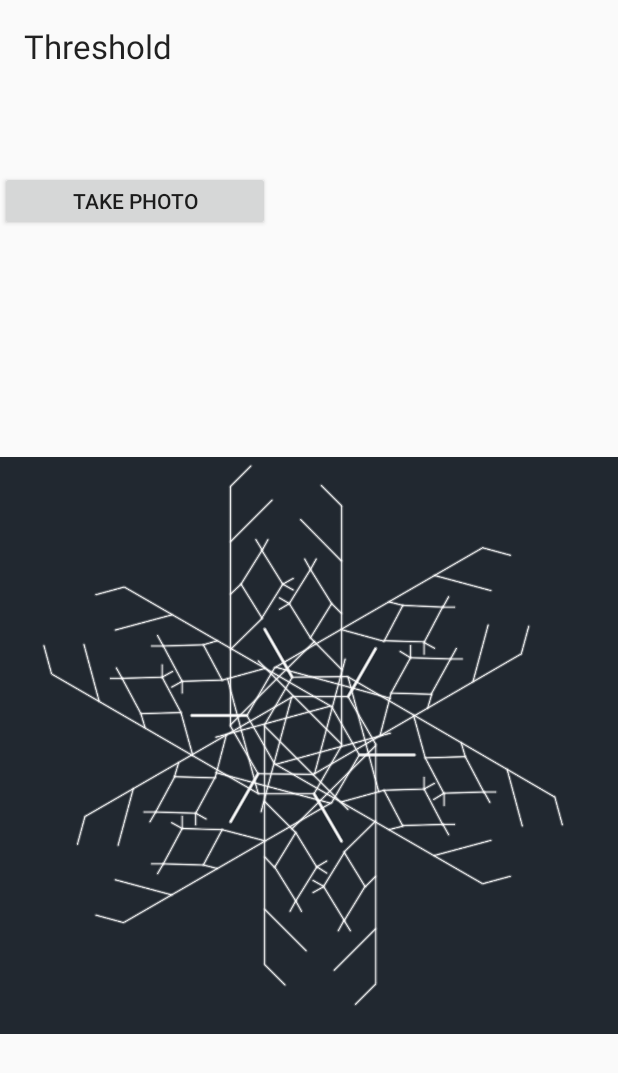
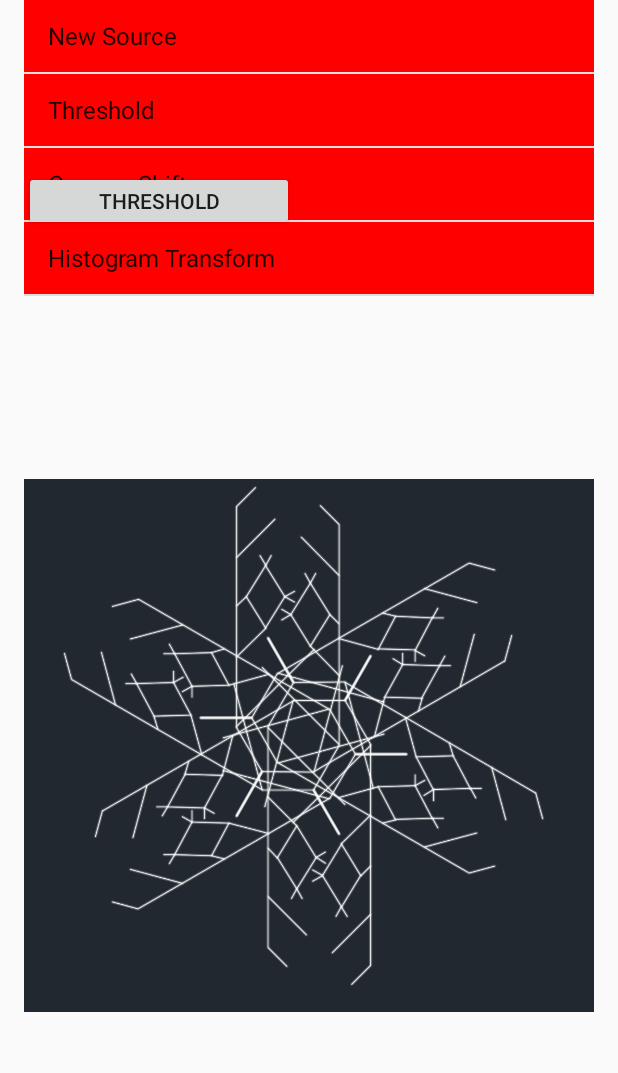
Before and after one commit to alexanderyshi/IVPSuite, an Android app: the fragment ThresholdDetailFragment placed in its activity, after a tap on "Threshold", on a phone screen of 412 x 824 dp. Shown: the top 1073 px of the screen. Run offline under Robolectric (Android 15) with nearby library versions, the phone set to English and light mode, and no system bars; 1 statement that could not run was skipped.

Commit message:
set up work to be able to add new fragments and list items on the fly

```diff
--- a/app/src/main/java/ayshi/ivpsuite/ItemDetailActivity.java
+++ b/app/src/main/java/ayshi/ivpsuite/ItemDetailActivity.java
@@ -3,7 +3,6 @@ package ayshi.ivpsuite;
 import android.app.Activity;
 import android.content.Intent;
 import android.os.Bundle;
-import android.support.v7.app.ActionBarActivity;
 
 import android.view.MenuItem;
 
@@ -25,7 +24,7 @@ public class ItemDetailActivity extends Activity {
         setContentView(R.layout.activity_item_detail);
 
         // Show the Up button in the action bar.
-        getActionBar().setDisplayHomeAsUpEnabled(true);
+//        getActionBar().setDisplayHomeAsUpEnabled(true);
 
         // savedInstanceState is non-null when there is fragment state
         // saved from previous configurations of this activity
--- a/app/src/main/java/ayshi/ivpsuite/ItemListActivity.java
+++ b/app/src/main/java/ayshi/ivpsuite/ItemListActivity.java
@@ -1,7 +1,5 @@
 package ayshi.ivpsuite;
 
-import android.app.Fragment;
-import android.content.Intent;
 import android.os.Bundle;
 import android.support.v4.app.FragmentActivity;
 import android.util.Log;
@@ -31,6 +29,7 @@ public class ItemListActivity extends FragmentActivity
      * device.
      */
     private boolean mTwoPane;
+    private String currentItemDetailFragmentID;
 
     private android.app.Fragment currentItemDetailFragment;
 
@@ -51,6 +50,8 @@ public class ItemListActivity extends FragmentActivity
             ((ItemListFragment) getSupportFragmentManager()
                     .findFragmentById(R.id.item_list))
                     .setActivateOnItemClick(true);
+
+            currentItemDetailFragmentID = R.id.item_list + "";
         }
 
         // If exposing deep links into your app, handle intents here.
@@ -63,6 +64,7 @@ public class ItemListActivity extends FragmentActivity
     @Override
     public void onItemSelected(String id) {
         Log.i("onItemSelected", id);
+        if (currentItemDetailFragmentID != id){
             if (mTwoPane) {
                 // In two-pane mode, show the detail view in this activity by
                 // adding or replacing the detail fragment using a
@@ -77,22 +79,35 @@ public class ItemListActivity extends FragmentActivity
                         currentItemDetailFragment = new ThresholdDetailFragment();
                         arguments.putString(ThresholdDetailFragment.ARG_ITEM_ID, id);
                         break;
-                case "gamma_shift":
-                    break;
-                case "histogram_transform":
+//                    case "gamma_shift":
+//                        break;
+//                    case "histogram_transform":
+//                        break;
+                    default:
+                        id = "INVALID";
                         break;
                 }
+                if (id != "INVALID"){
                     currentItemDetailFragment.setArguments(arguments);
+                    try{
                         getFragmentManager().beginTransaction()
+
                                 .replace(R.id.item_detail_container, currentItemDetailFragment)
                                 .commit();
+                        currentItemDetailFragmentID = id;
+                    }
+                    catch(Exception e){
+                        Log.i("ItemListActivity", e.toString());
+                    }
 
                 } else {
                     // In single-pane mode, simply start the detail activity
                     // for the selected item ID.
-            Intent detailIntent = new Intent(this, ItemDetailActivity.class);
-            detailIntent.putExtra(NewSourceDetailFragment.ARG_ITEM_ID, id);
-            startActivity(detailIntent);
+//                    Intent detailIntent = new Intent(this, ItemDetailActivity.class);
+//                    detailIntent.putExtra(NewSourceDetailFragment.ARG_ITEM_ID, id);
+//                    startActivity(detailIntent);
                 }
             }
         }
+    }
+}
--- a/app/src/main/java/ayshi/ivpsuite/NewSourceDetailFragment.java
+++ b/app/src/main/java/ayshi/ivpsuite/NewSourceDetailFragment.java
@@ -1,17 +1,10 @@
 package ayshi.ivpsuite;
 
-import android.hardware.camera2.CameraCaptureSession;
 import android.os.Bundle;
-import android.support.v4.app.Fragment;
 import android.view.LayoutInflater;
 import android.view.View;
 import android.view.ViewGroup;
 import android.widget.TextView;
-
-
-import java.util.List;
-
-import ayshi.ivpsuite.MenuContent;
 
 /**
  * A fragment representing a single Item detail screen.
@@ -54,7 +47,7 @@ public class NewSourceDetailFragment extends android.app.Fragment {
     @Override
     public View onCreateView(LayoutInflater inflater, ViewGroup container,
                              Bundle savedInstanceState) {
-        View rootView = inflater.inflate(R.layout.fragment_item_detail, container, false);
+        View rootView = inflater.inflate(R.layout.new_source_item_detail, container, false);
 
         // Show the dummy content as text in a TextView.
         if (mItem != null) {
--- a/app/src/main/java/ayshi/ivpsuite/ThresholdDetailFragment.java
+++ b/app/src/main/java/ayshi/ivpsuite/ThresholdDetailFragment.java
@@ -1,17 +1,10 @@
 package ayshi.ivpsuite;
 
-import android.hardware.camera2.CameraCaptureSession;
 import android.os.Bundle;
-import android.support.v4.app.Fragment;
 import android.view.LayoutInflater;
 import android.view.View;
 import android.view.ViewGroup;
 import android.widget.TextView;
-
-
-import java.util.List;
-
-import ayshi.ivpsuite.MenuContent;
 
 /**
  * A fragment representing a single Item detail screen.
@@ -56,8 +49,7 @@ public class ThresholdDetailFragment extends android.app.Fragment {
     @Override
     public View onCreateView(LayoutInflater inflater, ViewGroup container,
                              Bundle savedInstanceState) {
-        View rootView = inflater.inflate(R.layout.fragment_item_detail, container, false);
-        //TODO: make new xml layout file and reassign to this position
+        View rootView = inflater.inflate(R.layout.threshold_item_detail, container, false);
         // Show the dummy content as text in a TextView.
         if (mItem != null) {
             ((TextView) rootView.findViewById(R.id.item_detail_text)).setText(mItem.content);
--- a/app/src/main/res/layout/fragment_item_detail.xml
+++ b/app/src/main/res/layout/new_source_item_detail.xml
@@ -9,7 +9,7 @@
     xmlns:tools="http://schemas.android.com/tools" android:id="@+id/item_detail_text"
     style="?android:attr/textAppearanceLarge" android:layout_width="match_parent"
     android:layout_height="80dp" android:padding="16dp" android:textIsSelectable="false"
-    tools:context=".ItemDetailFragment"
+    tools:context=".NewSourceDetailFragment"
     android:layout_marginBottom="18dp"/>
 
 <Button
--- /dev/null
+++ b/app/src/main/res/layout/threshold_item_detail.xml
@@ -0,0 +1,29 @@
+<LinearLayout xmlns:android="http://schemas.android.com/apk/res/android"
+    xmlns:tools="http://schemas.android.com/tools"
+    android:layout_width="match_parent"
+    android:layout_height="match_parent"
+    android:orientation="vertical">
+
+
+    <TextView xmlns:android="http://schemas.android.com/apk/res/android"
+        xmlns:tools="http://schemas.android.com/tools" android:id="@+id/item_detail_text"
+        style="?android:attr/textAppearanceLarge" android:layout_width="match_parent"
+        android:layout_height="80dp" android:padding="16dp" android:textIsSelectable="false"
+        tools:context=".ThresholdDetailFragment"
+        android:layout_marginBottom="18dp"/>
+
+    <Button
+        android:id="@+id/button_threshold"
+        android:layout_width="180dp"
+        android:layout_height="40dp"
+        android:layout_marginTop="16dp"
+        android:text="@string/threshold" />
+
+    <ImageView
+        android:id="@+id/photo_image"
+        android:layout_width="wrap_content"
+        android:layout_height="wrap_content"
+        android:layout_marginTop="16dp"
+        android:src="@drawable/snowflake" />
+
+</LinearLayout>
--- a/app/src/main/res/values/strings.xml
+++ b/app/src/main/res/values/strings.xml
@@ -4,5 +4,6 @@
     <string name="app_name">IVP Suite</string>
     <string name="title_item_detail">Item Detail</string>
     <string name="get_source">Take Photo</string>
+    <string name="threshold">Threshold</string>
 
 </resources>
```
Lines whose indentation alone changed are shown as unchanged.
